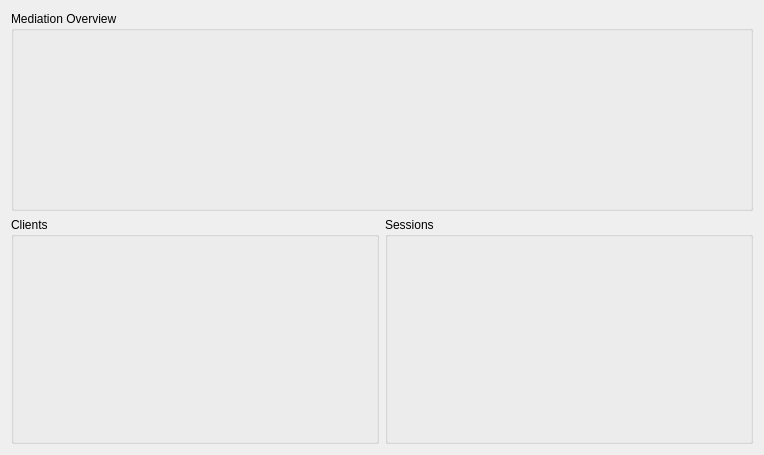
Above: drc/gui/mediationprocessview.ui from lansdon/cpts483_drc before the change. Below: the same form after it.
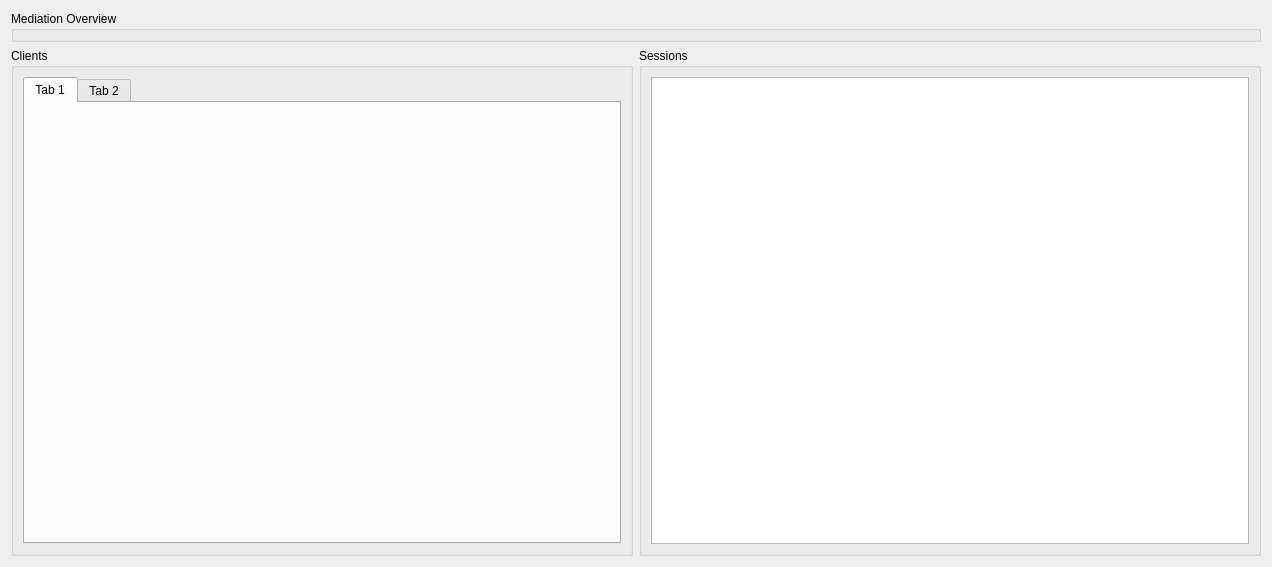
That is the form after the change.

What changed in the file:
```diff
--- a/drc/gui/mediationprocessview.ui
+++ b/drc/gui/mediationprocessview.ui
@@ -6,8 +6,8 @@
    <rect>
     <x>0</x>
     <y>0</y>
-    <width>764</width>
-    <height>455</height>
+    <width>1272</width>
+    <height>567</height>
    </rect>
   </property>
   <property name="sizePolicy">
@@ -46,6 +46,22 @@
        <property name="title">
         <string>Clients</string>
        </property>
+       <layout class="QGridLayout" name="gridLayout">
+        <item row="0" column="0">
+         <widget class="QTabWidget" name="partyTabWidget">
+          <widget class="QWidget" name="tab">
+           <attribute name="title">
+            <string>Tab 1</string>
+           </attribute>
+          </widget>
+          <widget class="QWidget" name="tab_2">
+           <attribute name="title">
+            <string>Tab 2</string>
+           </attribute>
+          </widget>
+         </widget>
+        </item>
+       </layout>
       </widget>
      </item>
      <item>
@@ -53,6 +69,11 @@
        <property name="title">
         <string>Sessions</string>
        </property>
+       <layout class="QGridLayout" name="gridLayout_2">
+        <item row="0" column="0">
+         <widget class="QTableWidget" name="sessionsTable"/>
+        </item>
+       </layout>
       </widget>
      </item>
     </layout>
```
